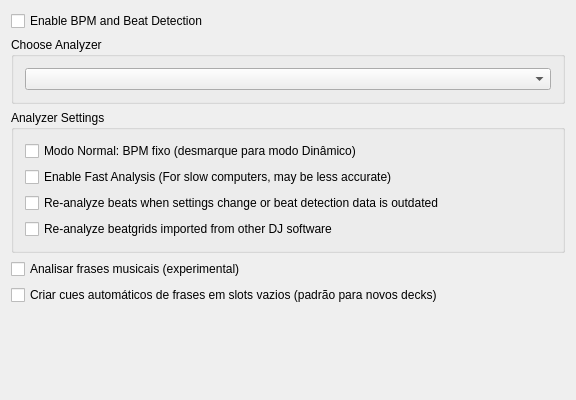
Thiagovilela2001/VILELABOX, file src/preferences/dialog/dlgprefbeatsdlg.ui: the form before one commit.
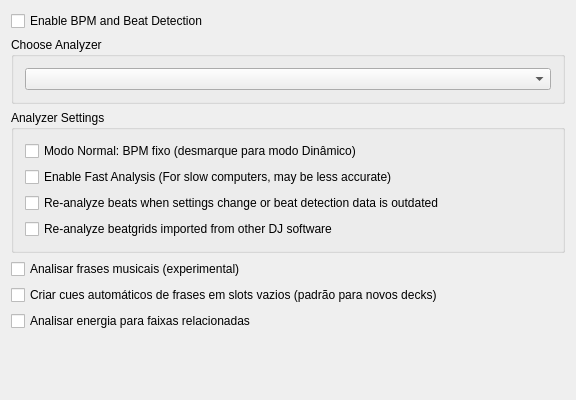
The form after the commit.

Commit message: Phase 4: rank related tracks by Camelot, tempo and separately cached energy

What changed in the file:
```diff
--- a/src/preferences/dialog/dlgprefbeatsdlg.ui
+++ b/src/preferences/dialog/dlgprefbeatsdlg.ui
@@ -35,6 +35,11 @@
      <property name="text"><string>Criar cues automáticos de frases em slots vazios (padrão para novos decks)</string></property>
     </widget>
    </item>
+   <item row="6" column="0">
+    <widget class="QCheckBox" name="checkBoxRelatedEnergy">
+     <property name="text"><string>Analisar energia para faixas relacionadas</string></property>
+    </widget>
+   </item>
    <item row="7" column="0">
     <spacer name="verticalSpacer">
      <property name="orientation">
```
The commit also changes 12 other files.
